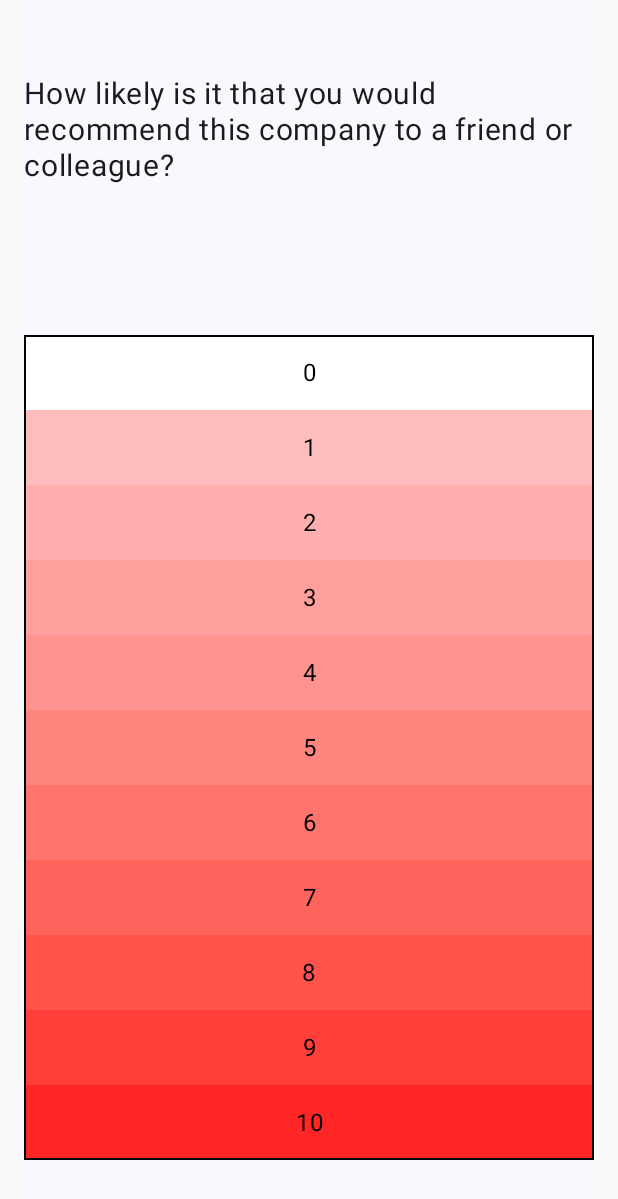
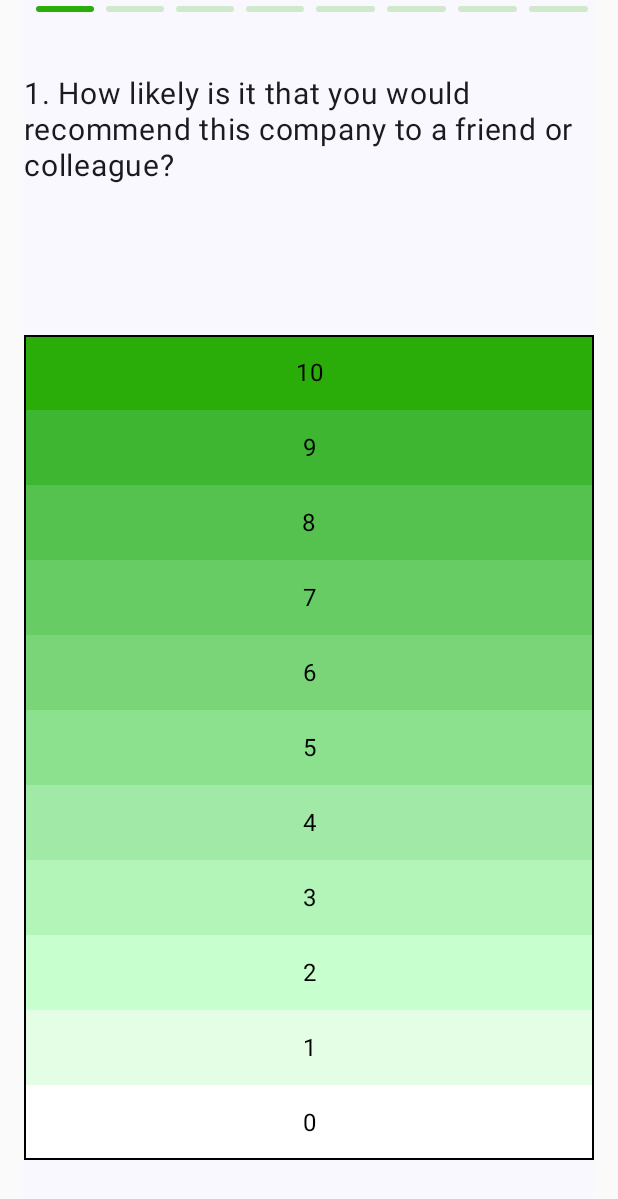
Before and after one commit to idebasishbose/MobileSurvey, an Android app built with Jetpack Compose: the screen it shows after launch (MainActivity), on a phone screen of 412 x 824 dp. Shown: the top 1199 px of the screen. Run offline under Robolectric (Android 15) with nearby library versions, the phone set to English and light mode, and no system bars.

Commit message:
Working version, 04-03-2024

```diff
--- a/app/src/main/java/com/mobile/survey/MainActivity.kt
+++ b/app/src/main/java/com/mobile/survey/MainActivity.kt
@@ -3,24 +3,44 @@ package com.mobile.survey
 import android.os.Bundle
 import androidx.activity.ComponentActivity
 import androidx.activity.compose.setContent
+import androidx.compose.foundation.ExperimentalFoundationApi
+import androidx.compose.foundation.background
+import androidx.compose.foundation.layout.Arrangement
+import androidx.compose.foundation.layout.Box
+import androidx.compose.foundation.layout.Row
 import androidx.compose.foundation.layout.fillMaxSize
+import androidx.compose.foundation.layout.fillMaxWidth
+import androidx.compose.foundation.layout.height
 import androidx.compose.foundation.layout.padding
+import androidx.compose.foundation.pager.PageSize
+import androidx.compose.foundation.pager.PagerState
+import androidx.compose.foundation.pager.VerticalPager
+import androidx.compose.foundation.pager.rememberPagerState
+import androidx.compose.foundation.shape.RoundedCornerShape
 import androidx.compose.material3.MaterialTheme
 import androidx.compose.material3.Surface
 import androidx.compose.runtime.Composable
+import androidx.compose.ui.Alignment
 import androidx.compose.ui.Modifier
+import androidx.compose.ui.draw.clip
+import androidx.compose.ui.graphics.graphicsLayer
+import androidx.compose.ui.res.colorResource
 import androidx.compose.ui.tooling.preview.Preview
 import androidx.compose.ui.unit.dp
 import com.mobile.survey.surveypage.SurveyPage
-import com.mobile.survey.surveypage.model.Option1
+import com.mobile.survey.surveypage.model.ScaleType
 import com.mobile.survey.surveypage.model.SurveyPageState
+import com.mobile.survey.surveypage.model.SurveyPagesState
+import com.mobile.survey.surveypage.model.positiveList
+import com.mobile.survey.surveypage.model.surveyPagesState
 import com.mobile.survey.ui.theme.MobileSurveyTheme
+import kotlin.math.absoluteValue
 
 class MainActivity : ComponentActivity() {
     override fun onCreate(savedInstanceState: Bundle?) {
         super.onCreate(savedInstanceState)
         setContent {
-            MobileSurveyTheme {
+            MobileSurveyTheme(darkTheme = false) {
                 // A surface container using the 'background' color from the theme
                 Surface(
                     modifier = Modifier
@@ -28,40 +48,87 @@ class MainActivity : ComponentActivity() {
                         .padding(horizontal = 16.dp),
                     color = MaterialTheme.colorScheme.background
                 ) {
-                    SurveyPage(
-                        surveyPageState = surveyPageState()
-                    )
+
+
+                    SurveyPagesCarousel(surveyPagesCarouselState = surveyPagesState())
                 }
             }
         }
     }
 }
 
+@OptIn(ExperimentalFoundationApi::class)
+@Composable
+fun SurveyPagesCarousel(surveyPagesCarouselState: SurveyPagesState) {
+    val pageCount = surveyPagesCarouselState.surveyPagesState.size
+    val pagerState = rememberPagerState(pageCount = { pageCount })
+    VerticalPager(
+        pageSize = PageSize.Fill,
+        state = pagerState,
+//        flingBehavior = PagerDefaults.flingBehavior(state = pagerState),
+    ) { page ->
+        Box(
+            Modifier
+//                .pagerFadeTransition(page = page, pagerState = pagerState)
+                .fillMaxSize()
+        ) {
+
+            Row(
+                Modifier
+                    .height(24.dp)
+                    .padding(start = 4.dp)
+                    .fillMaxWidth()
+                    .align(Alignment.TopCenter), horizontalArrangement = Arrangement.Start
+            ) {
+                repeat(pageCount) { iteration ->
+
+                    val color =
+                        if (pagerState.currentPage == iteration) colorResource(id = R.color.green10)
+                        else colorResource(id = R.color.green10).copy(
+                            alpha = 0.2f
+                        )
+                    Box(
+                        modifier = Modifier
+                            .padding(4.dp)
+                            .clip(RoundedCornerShape(2.dp))
+                            .background(color)
+                            .weight(1f)
+                            .height(4.dp)
+                    )
+                }
+            }
+            SurveyPage(
+                enableColor = surveyPagesCarouselState.enableColor,
+                surveyPageState = surveyPagesCarouselState.surveyPagesState[page]
+            )
+
+        }
+    }
+}
+
+// extension method for current page offset
+@OptIn(ExperimentalFoundationApi::class)
+fun PagerState.calculateCurrentOffsetForPage(page: Int): Float {
+    return (currentPage - page) + currentPageOffsetFraction
+}
+
+@OptIn(ExperimentalFoundationApi::class)
+fun Modifier.pagerFadeTransition(page: Int, pagerState: PagerState) = graphicsLayer {
+    val pageOffset = pagerState.calculateCurrentOffsetForPage(page)
+    translationY = pageOffset * size.width
+    alpha = 1 - pageOffset.absoluteValue
+}
+
 
 @Preview(showBackground = true, widthDp = 400)
 @Composable
-fun GreetingPreview() {
+fun SurveyPagesPreview() {
     MobileSurveyTheme {
         SurveyPage(
-            surveyPageState = surveyPageState()
+            enableColor = true,
+            surveyPageState = SurveyPageState(
+                options = positiveList(), textVisible = true, scaleType = ScaleType.POSITIVE
+            )
         )
     }
 }
-
-fun surveyPageState() = SurveyPageState(
-    question = "How likely is it that you would recommend " +
-            "this company to a friend or colleague?",
-    options = listOf(
-        Option1.OPTION_0,
-        Option1.OPTION_p1,
-        Option1.OPTION_p2,
-        Option1.OPTION_p3,
-        Option1.OPTION_p4,
-        Option1.OPTION_p5,
-        Option1.OPTION_p6,
-        Option1.OPTION_p7,
-        Option1.OPTION_p8,
-        Option1.OPTION_p9,
-        Option1.OPTION_p10,
-    )
-)
--- a/app/src/main/java/com/mobile/survey/surveypage/SurveyPageComposable.kt
+++ b/app/src/main/java/com/mobile/survey/surveypage/SurveyPageComposable.kt
@@ -6,11 +6,14 @@ import androidx.compose.foundation.border
 import androidx.compose.foundation.clickable
 import androidx.compose.foundation.interaction.MutableInteractionSource
 import androidx.compose.foundation.layout.Arrangement
+import androidx.compose.foundation.layout.Box
 import androidx.compose.foundation.layout.Column
-import androidx.compose.foundation.layout.Row
+import androidx.compose.foundation.layout.fillMaxSize
 import androidx.compose.foundation.layout.fillMaxWidth
 import androidx.compose.foundation.layout.height
+import androidx.compose.foundation.layout.widthIn
 import androidx.compose.foundation.lazy.LazyColumn
+import androidx.compose.foundation.lazy.LazyRow
 import androidx.compose.material3.MaterialTheme
 import androidx.compose.material3.Surface
 import androidx.compose.material3.Text
@@ -22,23 +25,29 @@ import androidx.compose.runtime.setValue
 import androidx.compose.ui.Alignment
 import androidx.compose.ui.Modifier
 import androidx.compose.ui.graphics.Color
+import androidx.compose.ui.graphics.graphicsLayer
 import androidx.compose.ui.res.colorResource
 import androidx.compose.ui.text.style.TextAlign
 import androidx.compose.ui.tooling.preview.Preview
 import androidx.compose.ui.unit.dp
 import androidx.compose.ui.unit.sp
 import com.mobile.survey.R
-import com.mobile.survey.surveypage.model.GenericOption
-import com.mobile.survey.surveypage.model.Option1
+import com.mobile.survey.surveypage.model.Option
+import com.mobile.survey.surveypage.model.ScaleType
 import com.mobile.survey.surveypage.model.SurveyPageState
+import com.mobile.survey.surveypage.model.positiveList
 
 @Composable
 fun SurveyPage(
-    surveyPageState: SurveyPageState, modifier: Modifier = Modifier
+    enableColor: Boolean,
+    surveyPageState: SurveyPageState,
+    modifier: Modifier = Modifier
 ) {
-//    Card(modifier = Modifier.clip(shape = RoundedCornerShape(size = 4.dp))) {
+
+
     Column(
-        verticalArrangement = Arrangement.SpaceAround, modifier = modifier
+        modifier = modifier.fillMaxSize(),
+        verticalArrangement = Arrangement.SpaceAround
     ) {
 
         Text(
@@ -46,28 +55,51 @@ fun SurveyPage(
             style = MaterialTheme.typography.bodyLarge.copy(fontSize = 20.sp)
         )
         OptionList(
+            enableColor = enableColor,
             surveyPageState = surveyPageState,
             modifier = Modifier.border(width = 1.dp, color = Color.Black)
         )
+
     }
-//    }
+
 }
 
 
 @Composable
-fun OptionList(surveyPageState: SurveyPageState, modifier: Modifier = Modifier) {
+fun OptionList(
+    enableColor: Boolean,
+    surveyPageState: SurveyPageState,
+    modifier: Modifier = Modifier
+) {
 
-    surveyPageState.apply {
-        var selectedOption by remember { mutableStateOf<GenericOption?>(null) }
+    var selectedOption by remember { mutableStateOf<Option?>(null) }
 
+    if (surveyPageState.verticalSurvey) {
         LazyColumn(modifier = modifier) {
-            items(options.size) { index ->
-                val option = options[index]
-                if (option is Option1) {
-                    OptionItem(option = option,
+            items(surveyPageState.options.size) { index ->
+                val option = surveyPageState.options[index]
+                OptionItem(
+                    enableColor = enableColor,
+                    surveyPageState = surveyPageState,
+                    option = option,
                     isSelected = selectedOption == option,
-                        onSelected = { selectedOption = it })
+                    onSelected = { selectedOption = it }, scaleType = surveyPageState.scaleType
+                )
             }
+        }
+    } else {
+        LazyRow(modifier = modifier) {
+
+            val newOption = surveyPageState.options.reversed()
+            items(newOption.size) { index ->
+                val option = newOption[index]
+                OptionItem(
+                    enableColor = enableColor,
+                    surveyPageState = surveyPageState,
+                    option = option,
+                    isSelected = selectedOption == option,
+                    onSelected = { selectedOption = it }, scaleType = surveyPageState.scaleType
+                )
             }
         }
     }
@@ -76,25 +108,37 @@ fun OptionList(surveyPageState: SurveyPageState, modifier: Modifier = Modifier)
 
 @Composable
 fun OptionItem(
-    option: Option1, isSelected: Boolean, onSelected: (Option1) -> Unit
+    enableColor: Boolean,
+    option: Option,
+    isSelected: Boolean,
+    onSelected: (Option) -> Unit,
+    scaleType: ScaleType,
+    surveyPageState: SurveyPageState
 ) {
-//    val selectedColor = if (isSelected) R.color.lightGray else option.color
     val interactionSource = remember { MutableInteractionSource() }
     val borderColor = if (isSelected) MaterialTheme.colorScheme.primary else Color.Transparent
-    val zoomFactor by animateFloatAsState(targetValue = if (isSelected) 1.2f else 1f)
+    val zoomFactor by animateFloatAsState(targetValue = if (isSelected) 1.3f else 1f, label = "")
 
+    val color = if (enableColor) option.color else R.color.white
 
-    Row(modifier = Modifier
+    Box(
+        modifier = Modifier
             .fillMaxWidth()
             .height(50.dp)
-        .background(color = colorResource(id = option.color))
+            .widthIn(min = 20.dp, max = 30.dp)
+            .background(color = colorResource(id = color))
             .border(width = 2.dp, color = borderColor)
+            .graphicsLayer(scaleX = zoomFactor, scaleY = zoomFactor)
             .clickable(interactionSource = interactionSource,
                 indication = null,
-            onClick = { onSelected(option) }), verticalAlignment = Alignment.CenterVertically
+                onClick = { onSelected(option) }),
+        contentAlignment = Alignment.Center
     ) {
-
-        RadioText(isSelected = isSelected, onSelected =  onSelected , option = option)
+        if (!surveyPageState.textVisible) return
+        RadioText(
+            option = option,
+            scaleType = scaleType
+        )
 
     }
 
@@ -105,14 +149,22 @@ fun OptionItem(
 @Composable
 
 fun RadioText(
-    option: Option1,
-    isSelected: Boolean,
-    onSelected: (Option1) -> Unit,
-    modifier: Modifier = Modifier,
+    option: Option,
+    scaleType: ScaleType,
 ) {
+    val title = when (scaleType) {
+        ScaleType.NEGATIVE -> {
+            "-${option.title}"
+        }
 
+        ScaleType.NEUTRAL -> {
+            option.detailedTitle
+        }
+
+        else -> option.title
+    }
     Text(
-        text = option.title,
+        text = title,
         color = colorResource(id = R.color.black),
         textAlign = TextAlign.Center,
         modifier = Modifier.fillMaxWidth()
@@ -122,8 +174,33 @@ fun RadioText(
 
 @Preview(name = "SurveyPageComposable")
 @Composable
-private fun PreviewSurveyPageComposable() {
+private fun PreviewSurveyPageComposableVertical() {
     Surface(color = Color.White) {
-        SurveyPage(SurveyPageState())
+        SurveyPage(
+            enableColor = false,
+            surveyPageState = SurveyPageState(
+                options = positiveList(),
+                textVisible = true,
+                verticalSurvey = true,
+                scaleType = ScaleType.POSITIVE
+            )
+        )
     }
 }
+
+@Preview(name = "SurveyPageComposable")
+@Composable
+private fun PreviewSurveyPageComposableHorizontal() {
+    Surface(color = Color.White) {
+        SurveyPage(
+            enableColor = false,
+            surveyPageState =
+            SurveyPageState(
+                options = positiveList().reversed(),
+                textVisible = true,
+                verticalSurvey = false,
+                scaleType = ScaleType.POSITIVE
+            )
+        )
+    }
+}
--- /dev/null
+++ b/app/src/main/java/com/mobile/survey/surveypage/model/SurveyPagePreviewHelper.kt
@@ -0,0 +1,201 @@
+package com.mobile.survey.surveypage.model
+
+import com.mobile.survey.R
+
+fun surveyPagesState() = SurveyPagesState(
+    enableColor = true,
+    surveyPagesState = listOf(
+        SurveyPageState(
+            question = "1. How likely is it that you would recommend this company to a friend or colleague?",
+            options = positiveList(),
+            scaleType = ScaleType.POSITIVE,
+            textVisible = true,
+            verticalSurvey = true
+        ), SurveyPageState(
+            question = "2. Overall, how satisfied or dissatisfied are you with our company?",
+            options = mixedList2(),
+            scaleType = ScaleType.NEUTRAL,
+            textVisible = true,
+            verticalSurvey = true
+        ), SurveyPageState(
+            question = "3. How well do our products meet your needs?",
+            options = mixedList3(),
+            scaleType = ScaleType.NEUTRAL,
+            textVisible = true,
+            verticalSurvey = true
+        ), SurveyPageState(
+            question = "4. How would you rate the quality of the product?",
+            options = mixedList4(),
+            scaleType = ScaleType.NEUTRAL,
+            textVisible = true,
+            verticalSurvey = true
+        ), SurveyPageState(
+            question = "5. How would you rate the value for money of the product?",
+            options = mixedList5(),
+            scaleType = ScaleType.NEUTRAL,
+            textVisible = true,
+            verticalSurvey = true
+        ),
+        SurveyPageState(
+            question = "6. How responsive have we been to your questions about our services?",
+            options = mixedList6(),
+            scaleType = ScaleType.NEUTRAL,
+            textVisible = true,
+            verticalSurvey = true
+        ),
+        SurveyPageState(
+            question = "7. How likely are you to purchase any of our products again?",
+            options = mixedList1(),
+            scaleType = ScaleType.NEUTRAL,
+            textVisible = true,
+            verticalSurvey = true
+        ),
+        SurveyPageState(
+            question = "8. On a scale of 0 to 10, how likely are you repeat your purchase?",
+            options = positiveList(),
+            scaleType = ScaleType.POSITIVE,
+            textVisible = true,
+            verticalSurvey = true
+        )
+    )
+)
+
+
+fun positiveList() = listOf(
+    DynamicOption(title = "10", color = R.color.green10),
+    DynamicOption(title = "9", color = R.color.green09),
+    DynamicOption(title = "8", color = R.color.green08),
+    DynamicOption(title = "7", color = R.color.green07),
+    DynamicOption(title = "6", color = R.color.green06),
+    DynamicOption(title = "5", color = R.color.green05),
+    DynamicOption(title = "4", color = R.color.green04),
+    DynamicOption(title = "3", color = R.color.green03),
+    DynamicOption(title = "2", color = R.color.green02),
+    DynamicOption(title = "1", color = R.color.green01),
+    DynamicOption(title = "0", color = R.color.white),
+)
+
+fun negativeList() = listOf(
+    DynamicOption(title = "0", color = R.color.white),
+    DynamicOption(title = "1", color = R.color.red01),
+    DynamicOption(title = "2", color = R.color.red02),
+    DynamicOption(title = "3", color = R.color.red03),
+    DynamicOption(title = "4", color = R.color.red04),
+    DynamicOption(title = "5", color = R.color.red05),
+    DynamicOption(title = "6", color = R.color.red06),
+    DynamicOption(title = "7", color = R.color.red07),
+    DynamicOption(title = "8", color = R.color.red08),
+    DynamicOption(title = "9", color = R.color.red09),
+    DynamicOption(title = "10", color = R.color.red10),
+)
+
+fun mixedList1() = listOf(
+    DynamicOption(
+        title = "2", detailedTitle = "Extremely likely", color = R.color.green03
+    ),
+    DynamicOption(
+        title = "1", detailedTitle = "Very likely", color = R.color.green02
+    ),
+    DynamicOption(
+        title = "0", detailedTitle = "Somewhat likely", color = R.color.green01
+    ),
+    DynamicOption(
+        title = "1", detailedTitle = "Not so likely", color = R.color.red01
+    ),
+    DynamicOption(
+        title = "2", detailedTitle = "Not at all likely", color = R.color.red02
+    ),
+)
+
+fun mixedList2() = listOf(
+    DynamicOption(
+        title = "2", detailedTitle = "Very satisfied", color = R.color.green02
+    ),
+    DynamicOption(
+        title = "1", detailedTitle = "Somewhat satisfied", color = R.color.green01
+    ),
+    DynamicOption(
+        title = "0", detailedTitle = "Neither satisfied nor dissatisfied", color = R.color.white
+    ),
+    DynamicOption(
+        title = "1", detailedTitle = "Somewhat dissatisfied", color = R.color.red01
+    ),
+    DynamicOption(
+        title = "2", detailedTitle = "Very dissatisfied", color = R.color.red02
+    ),
+)
+
+fun mixedList3() = listOf(
+    DynamicOption(
+        title = "2", detailedTitle = "Extremely well", color = R.color.green03
+    ),
+    DynamicOption(
+        title = "1", detailedTitle = "Very well", color = R.color.green02
+    ),
+    DynamicOption(
+        title = "0", detailedTitle = "Somewhat well", color = R.color.green01
+    ),
+    DynamicOption(
+        title = "1", detailedTitle = "Not so well", color = R.color.red01
+    ),
+    DynamicOption(
+        title = "2", detailedTitle = "Not at all well", color = R.color.red02
+    ),
+)
+
+fun mixedList4() = listOf(
+    DynamicOption(
+        title = "2", detailedTitle = "Very high quality", color = R.color.green02
+    ),
+    DynamicOption(
+        title = "1", detailedTitle = "High quality", color = R.color.green01
+    ),
+    DynamicOption(
+        title = "0", detailedTitle = "Neither high nor low quality", color = R.color.white
+    ),
+    DynamicOption(
+        title = "1", detailedTitle = "Low quality", color = R.color.red01
+    ),
+    DynamicOption(
+        title = "2", detailedTitle = "Very low quality", color = R.color.red02
+    ),
+)
+
+fun mixedList5() = listOf(
+    DynamicOption(
+        title = "2", detailedTitle = "Excellent", color = R.color.green02
+    ),
+    DynamicOption(
+        title = "1", detailedTitle = "Above average", color = R.color.green01
+    ),
+    DynamicOption(
+        title = "0", detailedTitle = "Average", color = R.color.white
+    ),
+    DynamicOption(
+        title = "1", detailedTitle = "Below average", color = R.color.red01
+    ),
+    DynamicOption(
+        title = "2", detailedTitle = "Poor", color = R.color.red02
+    ),
+)
+
+fun mixedList6() = listOf(
+    DynamicOption(
+        title = "3", detailedTitle = "Extremely responsive", color = R.color.green03
+    ),
+    DynamicOption(
+        title = "2", detailedTitle = "Very responsive", color = R.color.green02
+    ),
+    DynamicOption(
+        title = "1", detailedTitle = "Somewhat responsive", color = R.color.green01
+    ),
+    DynamicOption(
+        title = "0", detailedTitle = "Not applicable", color = R.color.white
+    ),
+    DynamicOption(
+        title = "1", detailedTitle = "Not so responsive", color = R.color.red01
+    ),
+    DynamicOption(
+        title = "2", detailedTitle = "Not at all responsive", color = R.color.red02
+    ),
+)
--- a/app/src/main/java/com/mobile/survey/surveypage/model/SurveyPageState.kt
+++ b/app/src/main/java/com/mobile/survey/surveypage/model/SurveyPageState.kt
@@ -4,42 +4,32 @@ import com.mobile.survey.R
 
 data class SurveyPageState(
     val question: String = "",
-    val options: List<GenericOption> = listOf(),
-    val scaleType: ScaleType = ScaleType.NEUTRAL
+    val options: List<Option> = listOf(),
+    val scaleType: ScaleType = ScaleType.NEUTRAL,
+    val textVisible: Boolean = false,
+    val verticalSurvey: Boolean = true
 )
 
-interface GenericOption
+
+//interface GenericOption
+
+sealed class Option(
+    open val title: String,
+    open val detailedTitle: String = "",
+    open val color: Int,
+    open val scaleType: ScaleType = ScaleType.NEUTRAL
+)
+
+data class DynamicOption(
+    override val title: String,
+    override val detailedTitle: String = "",
+    override val color: Int,
+    override val scaleType: ScaleType = ScaleType.NEUTRAL
+) : Option(title, detailedTitle, color, scaleType)
+
+
 enum class ScaleType(val type: String, val color: Int) {
     POSITIVE(type = "positive", color = R.color.red10),
     NEGATIVE(type = "negative", color = R.color.green10),
     NEUTRAL(type = "neutral", color = R.color.white),
 }
-
-enum class Option1(
-    val title: String,
-    val color: Int,
-    val scaleType: ScaleType = ScaleType.NEUTRAL
-) : GenericOption {
-
-    OPTION_n10(title = "-10", color = R.color.green10),
-    OPTION_n9(title = "-9", color = R.color.green09),
-    OPTION_n8(title = "-8", color = R.color.green08),
-    OPTION_n7(title = "-7", color = R.color.green07),
-    OPTION_n6(title = "-6", color = R.color.green06),
-    OPTION_n5(title = "-5", color = R.color.green05),
-    OPTION_n4(title = "-4", color = R.color.green04),
-    OPTION_n3(title = "-3", color = R.color.green03),
-    OPTION_n2(title = "-2", color = R.color.green02),
-    OPTION_n1(title = "-1", color = R.color.green01),
-    OPTION_0(title = "0", color = R.color.white),
-    OPTION_p1(title = "1", color = R.color.red01),
-    OPTION_p2(title = "2", color = R.color.red02),
-    OPTION_p3(title = "3", color = R.color.red03),
-    OPTION_p4(title = "4", color = R.color.red04),
-    OPTION_p5(title = "5", color = R.color.red05),
-    OPTION_p6(title = "6", color = R.color.red06),
-    OPTION_p7(title = "7", color = R.color.red07),
-    OPTION_p8(title = "8", color = R.color.red08),
-    OPTION_p9(title = "9", color = R.color.red09),
-    OPTION_p10(title = "10", color = R.color.red10),
-}
--- /dev/null
+++ b/app/src/main/java/com/mobile/survey/surveypage/model/SurveyPagesState.kt
@@ -0,0 +1,6 @@
+package com.mobile.survey.surveypage.model
+
+data class SurveyPagesState(
+    val surveyPagesState: List<SurveyPageState>,
+    val enableColor: Boolean = true,
+)
```
Lines whose indentation alone changed are shown as unchanged.
